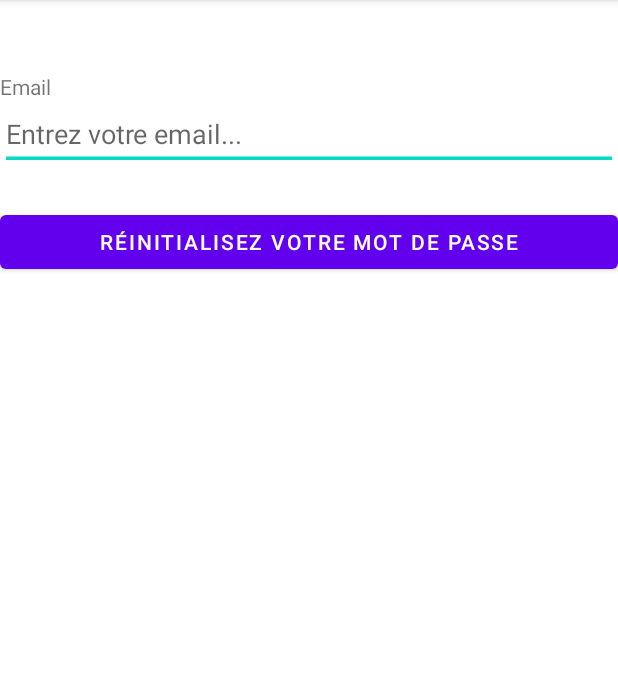
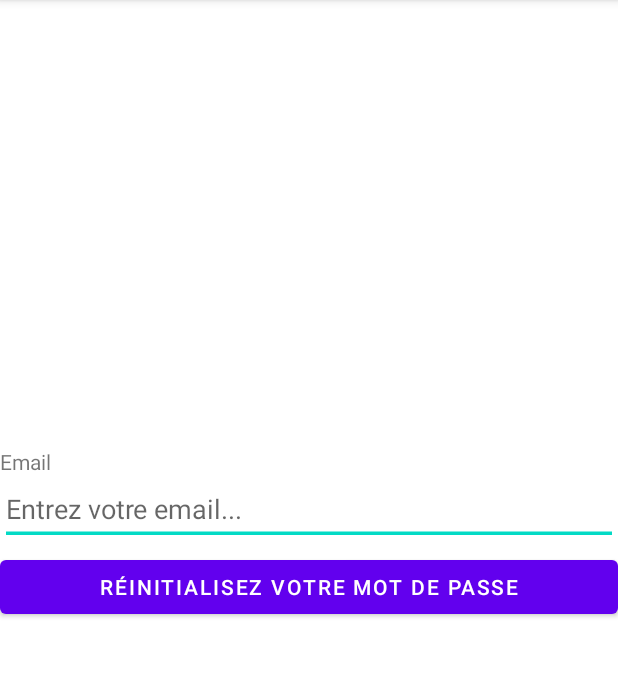
Before and after one commit to ETS-Android3/ImmoLoc, an Android app: the ForgotPassword screen opened directly, with no data from a screen before it, on a phone screen of 412 x 824 dp, the part 84-760 px from its top. Run offline under Robolectric (Android 15) with nearby library versions, the phone set to English and light mode, and no system bars.

Commit message:
finished forgot password logics

```diff
--- a/app/src/main/java/com/example/immoloc/database/UserDao.java
+++ b/app/src/main/java/com/example/immoloc/database/UserDao.java
@@ -4,6 +4,7 @@ import androidx.room.Dao;
 import androidx.room.Delete;
 import androidx.room.Insert;
 import androidx.room.Query;
+import androidx.room.Update;
 
 import java.util.List;
 
@@ -26,6 +27,13 @@ public interface UserDao {
     @Query("SELECT * FROM user WHERE email = :mail AND password = :pass")
     User login(String mail, String pass);
 
+    // Changement/Réinitialisation du mot de passe
+    @Query("UPDATE user SET password=:new_password WHERE email =:userEmail")
+    void updatePassword(String new_password, String userEmail);
+
+    @Update
+    void update(User user);
+
     @Insert
     void insert(User user);
 
--- a/app/src/main/res/layout/activity_password_forgotten.xml
+++ b/app/src/main/res/layout/activity_password_forgotten.xml
@@ -14,27 +14,28 @@
         android:hint="Entrez votre email..."
         android:inputType="textEmailAddress"
         android:minHeight="48dp"
-        android:translationY="65dp" />
+        android:translationY="315dp" />
 
     <TextView
         android:id="@+id/text1EmailFgt"
         android:layout_width="match_parent"
         android:layout_height="wrap_content"
-        android:text="@string/email" />
+        android:text="@string/email"
+        android:translationY="250dp" />
 
     <Button
         android:id="@+id/btnResetPass"
         android:layout_width="match_parent"
         android:layout_height="wrap_content"
         android:text="@string/resetPassText"
-        android:translationY="70dp" />
+        android:translationY="300dp" />
 
     <Button
         android:id="@+id/btnResetPass2"
         android:layout_width="match_parent"
         android:layout_height="wrap_content"
         android:text="@string/resetPassText"
-        android:translationY="350dp"
+        android:translationY="130dp"
         android:visibility="invisible" />
 
     <EditText
@@ -45,7 +46,7 @@
         android:hint="@string/email"
         android:inputType="textEmailAddress"
         android:minHeight="48dp"
-        android:translationY="70dp"
+        android:translationY="-120dp"
         android:visibility="invisible" />
 
     <TextView
@@ -53,7 +54,7 @@
         android:layout_width="match_parent"
         android:layout_height="wrap_content"
         android:text="@string/email"
-        android:translationY="10dp"
+        android:translationY="-190dp"
         android:visibility="invisible" />
 
     <EditText
@@ -64,7 +65,7 @@
         android:hint="Entrez votre mot de passe..."
         android:inputType="textPassword"
         android:minHeight="48dp"
-        android:translationY="75dp"
+        android:translationY="-120dp"
         android:visibility="invisible" />
 
     <EditText
@@ -75,7 +76,7 @@
         android:hint="Confirmez votre mot de passe..."
         android:inputType="textPassword"
         android:minHeight="48dp"
-        android:translationY="100dp"
+        android:translationY="-95dp"
         android:visibility="invisible" />
 
     <TextView
@@ -83,7 +84,7 @@
         android:layout_width="match_parent"
         android:layout_height="wrap_content"
         android:text="@string/password"
-        android:translationY="-30dp"
+        android:translationY="-230dp"
         android:visibility="invisible" />
 
     <TextView
@@ -91,7 +92,7 @@
         android:layout_width="match_parent"
         android:layout_height="wrap_content"
         android:text="@string/confirmPass"
-        android:translationY="15dp"
+        android:translationY="-180dp"
         android:visibility="invisible" />
 
 </LinearLayout>
```
Also changed, not shown: app/src/main/java/com/example/immoloc/ForgotPassword.java (+23 -9 lines).
